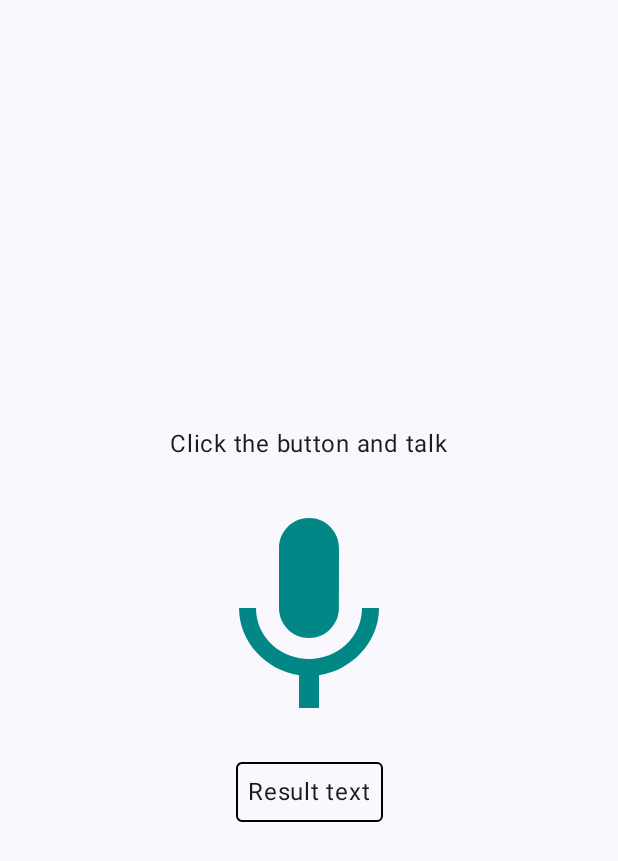
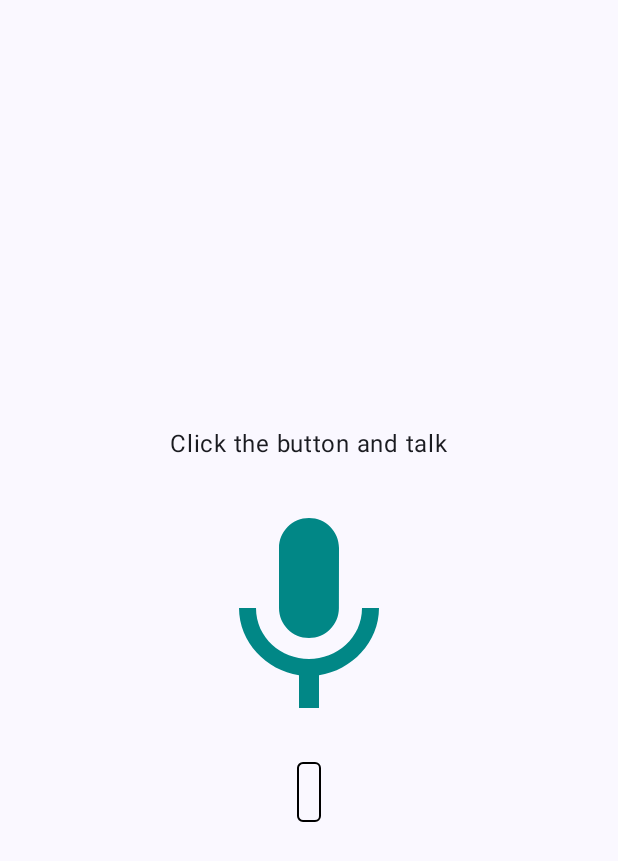
Before and after one commit to farmaker47/Talk_and_execute, an Android app built with Jetpack Compose: the screen it shows after launch (MainActivity), on a phone screen of 412 x 824 dp. Shown: the top 861 px of the screen. Run offline under Robolectric (Android 15) with nearby library versions, the phone set to English and light mode, and no system bars.

Commit message:
Show result on screen.

```diff
--- a/app/src/main/java/com/example/talkandexecute/TalkAndExecuteViewModel.kt
+++ b/app/src/main/java/com/example/talkandexecute/TalkAndExecuteViewModel.kt
@@ -7,11 +7,11 @@ import android.speech.RecognitionListener
 import android.speech.RecognizerIntent
 import android.speech.SpeechRecognizer
 import android.util.Log
+import androidx.compose.runtime.getValue
+import androidx.compose.runtime.mutableStateOf
+import androidx.compose.runtime.setValue
 import androidx.lifecycle.AndroidViewModel
-import androidx.lifecycle.viewModelScope
-import kotlinx.coroutines.flow.MutableStateFlow
-import kotlinx.coroutines.flow.StateFlow
-import kotlinx.coroutines.launch
+import com.example.talkandexecute.model.SpeechState
 import java.util.Locale
 
 
@@ -19,9 +19,8 @@ class TalkAndExecuteViewModel(application: Application) : AndroidViewModel(appli
 
     private var speechRecognizer: SpeechRecognizer? = null
     private val recognitionIntent = Intent(RecognizerIntent.ACTION_RECOGNIZE_SPEECH)
-
-    private val _output = MutableStateFlow("")
-    val output: StateFlow<String> = _output
+    var speechState by mutableStateOf(SpeechState())
+        private set
 
     fun startListening() {
         speechRecognizer?.startListening(recognitionIntent)
@@ -39,9 +38,7 @@ class TalkAndExecuteViewModel(application: Application) : AndroidViewModel(appli
         speechRecognizer?.setRecognitionListener(object : RecognitionListener {
             override fun onReadyForSpeech(params: Bundle?) {
                 // Called when the recognizer is ready to listen
-                viewModelScope.launch {
-                    _output.emit("Listening...")
-                }
+                speechState = speechState.copy(speechResult = "Listening...")
             }
 
             override fun onBeginningOfSpeech() {
@@ -69,7 +66,7 @@ class TalkAndExecuteViewModel(application: Application) : AndroidViewModel(appli
                 val matches = results?.getStringArrayList(SpeechRecognizer.RESULTS_RECOGNITION)
                 if (!matches.isNullOrEmpty()) {
                     val result = matches[0]
-                    Log.v("motion_matches", result)
+                    speechState = speechState.copy(speechResult = result)
                 }
             }
 
--- a/app/src/main/java/com/example/talkandexecute/composables/TalkComposable.kt
+++ b/app/src/main/java/com/example/talkandexecute/composables/TalkComposable.kt
@@ -97,7 +97,7 @@ fun TalkComposable(viewModel: TalkAndExecuteViewModel, modifier: Modifier = Modi
         Spacer(modifier = modifier.height(16.dp))
 
         Text(
-            text = "Result text",
+            text = viewModel.speechState.speechResult,
             modifier = modifier
                 .align(Alignment.CenterHorizontally)
                 .border(1.dp, borderColor, shape = RoundedCornerShape(4.dp))
--- /dev/null
+++ b/app/src/main/java/com/example/talkandexecute/model/SpeechState.kt
@@ -0,0 +1,6 @@
+package com.example.talkandexecute.model
+
+
+data class SpeechState(
+    val speechResult: String = ""
+)
```
